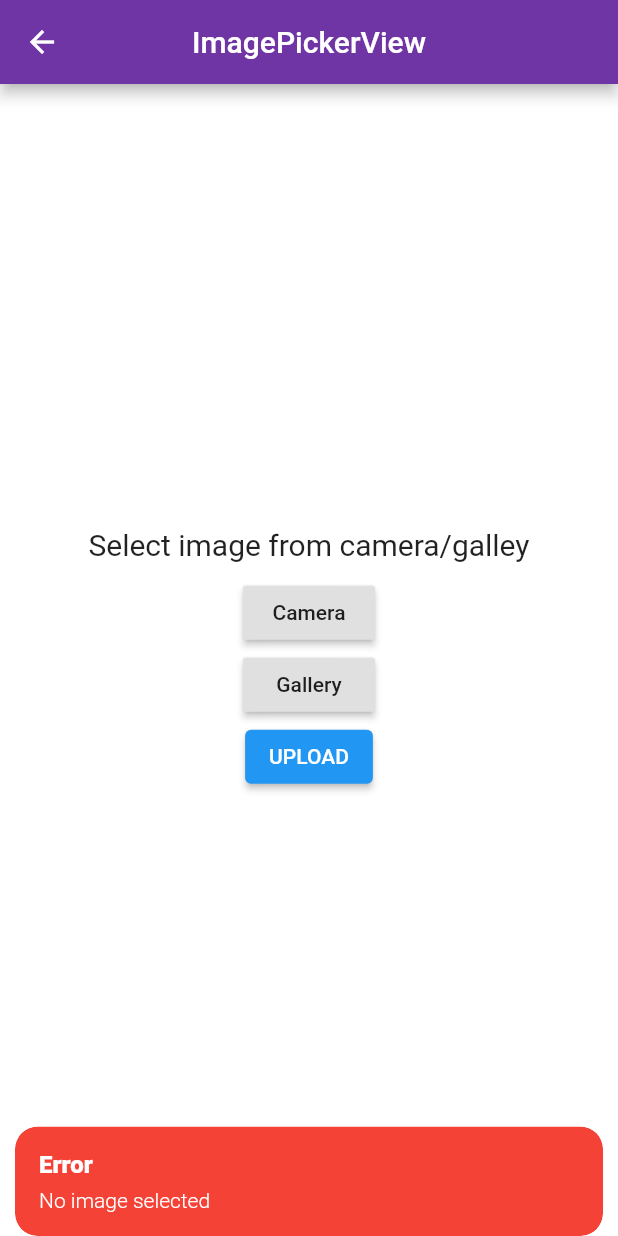
After one commit to farhan1202/flutter-design, a Flutter app: the ImagePickerView screen opened by its route, after a tap on "Camera", on a phone screen of 412 x 824 dp. The commit adds this screen. Run offline on Flutter 3.47's test engine with Material 2 defaults, Android fonts, the phone set to English and light mode, and no system bars; our stand-ins replace get, get_storage, image_picker; accounts and stored records are empty.

Commit message:
add upload image and push to database

```diff
--- a/lib/app/data/providers/authProvider.dart
+++ b/lib/app/data/providers/authProvider.dart
@@ -1,5 +1,8 @@
+import 'dart:io';
+
 import 'package:app_design/app/data/models/Candidate.dart';
 import 'package:get/get.dart';
+import 'package:path/path.dart';
 
 class AuthController extends GetConnect {
   final url = "http://192.168.100.134/pemilu/api/";
@@ -36,4 +39,19 @@ class AuthController extends GetConnect {
 
     return candidate;
   }
+
+  Future<Response> uploadImage(File file) async {
+    try {
+      final form = FormData(
+          {'image': MultipartFile(file, filename: basename(file.path))});
+      final response = await post(url + "addImage.php", form);
+      if (response.status.hasError) {
+        return Future.error(response.body);
+      } else {
+        return response;
+      }
+    } catch (e) {
+      return Future.error(e.toString());
+    }
+  }
 }
--- /dev/null
+++ b/lib/app/modules/home/imagePicker/bindings/image_picker_binding.dart
@@ -0,0 +1,12 @@
+import 'package:get/get.dart';
+
+import '../controllers/image_picker_controller.dart';
+
+class ImagePickerBinding extends Bindings {
+  @override
+  void dependencies() {
+    Get.lazyPut<ImagePickerController>(
+      () => ImagePickerController(),
+    );
+  }
+}
--- /dev/null
+++ b/lib/app/modules/home/imagePicker/controllers/image_picker_controller.dart
@@ -0,0 +1,65 @@
+import 'dart:io';
+
+import 'package:app_design/app/data/providers/authProvider.dart';
+import 'package:flutter/material.dart';
+import 'package:get/get.dart';
+import 'package:image_picker/image_picker.dart';
+import 'package:path/path.dart';
+
+class ImagePickerController extends GetxController {
+  //TODO: Implement ImagePickerController
+
+  var selectImagePath = ''.obs;
+  var name = ''.obs;
+  var selectImageSize = ''.obs;
+
+  void getImage(ImageSource imageSource) async {
+    final pickedFile = await ImagePicker().getImage(source: imageSource);
+    if (pickedFile != null) {
+      selectImagePath.value = pickedFile.path;
+      name.value = basename(pickedFile.path);
+      selectImageSize.value =
+          ((File(selectImagePath.value)).lengthSync() / 1024 / 1024)
+                  .toStringAsFixed(2) +
+              " Mb";
+    } else {
+      Get.snackbar('Error', 'No image selected',
+          snackPosition: SnackPosition.BOTTOM,
+          backgroundColor: Colors.red,
+          colorText: Colors.white);
+    }
+  }
+
+  void upload() {
+    var myFile = File(selectImagePath.value);
+    uploadImage(myFile);
+  }
+
+  void uploadImage(File file) {
+    // Get.dialog(
+    //   Center(
+    //     child: CircularProgressIndicator(),
+    //   ),
+    //   barrierDismissible: false,
+    // );
+    AuthController().uploadImage(file).then((value) {
+      if (value.body['STATUS'] == '200') {
+        Get.snackbar('Success', value.body['MESSAGE'],
+            snackPosition: SnackPosition.BOTTOM,
+            backgroundColor: Colors.green,
+            colorText: Colors.white);
+      } else {
+        Get.snackbar('Error', 'File upload failed1',
+            snackPosition: SnackPosition.BOTTOM,
+            backgroundColor: Colors.blue,
+            colorText: Colors.white);
+      }
+    }, onError: (e) {
+      Get.back();
+      Get.snackbar('Error', 'File upload failed2',
+          snackPosition: SnackPosition.BOTTOM,
+          backgroundColor: Colors.red,
+          colorText: Colors.white);
+    });
+  }
+}
--- /dev/null
+++ b/lib/app/modules/home/imagePicker/views/image_picker_view.dart
@@ -0,0 +1,68 @@
+import 'dart:io';
+
+import 'package:flutter/material.dart';
+
+import 'package:get/get.dart';
+import 'package:image_picker/image_picker.dart';
+
+import '../controllers/image_picker_controller.dart';
+
+class ImagePickerView extends GetView<ImagePickerController> {
+  @override
+  Widget build(BuildContext context) {
+    return Scaffold(
+      appBar: AppBar(
+        title: Text('ImagePickerView'),
+        centerTitle: true,
+      ),
+      body: Center(
+          child: Padding(
+        padding: EdgeInsets.all(15),
+        child: SingleChildScrollView(
+          child: Column(
+            crossAxisAlignment: CrossAxisAlignment.center,
+            children: [
+              Obx(
+                () => controller.selectImagePath.value == ''
+                    ? Text(
+                        'Select image from camera/galley',
+                        style: TextStyle(fontSize: 20),
+                      )
+                    : Image.file(
+                        File(controller.selectImagePath.value),
+                        width: double.infinity,
+                        height: 300,
+                      ),
+              ),
+              Obx(
+                () => controller.name.value == ''
+                    ? SizedBox()
+                    : Text(
+                        controller.name.value,
+                        style: TextStyle(fontSize: 20),
+                      ),
+              ),
+              SizedBox(
+                height: 10,
+              ),
+              RaisedButton(
+                onPressed: () {
+                  controller.getImage(ImageSource.camera);
+                },
+                child: Text("Camera"),
+              ),
+              RaisedButton(
+                onPressed: () {
+                  controller.getImage(ImageSource.gallery);
+                },
+                child: Text("Gallery"),
+              ),
+              ElevatedButton(
+                  onPressed: () => controller.upload(), child: Text("UPLOAD"))
+            ],
+          ),
+        ),
+      )),
+    );
+  }
+}
--- a/lib/app/routes/app_pages.dart
+++ b/lib/app/routes/app_pages.dart
@@ -1,5 +1,7 @@
 import 'package:get/get.dart';
 
+import '../modules/home/imagePicker/bindings/image_picker_binding.dart';
+import '../modules/home/imagePicker/views/image_picker_view.dart';
 import '../modules/home/listUser/bindings/list_user_binding.dart';
 import '../modules/home/listUser/views/list_user_view.dart';
 import '../modules/home/mainPage/bindings/main_page_binding.dart';
@@ -41,5 +43,10 @@ class AppPages {
       binding: ListUserBinding(),
       transition: Transition.rightToLeft,
     ),
+    GetPage(
+      name: _Paths.IMAGE_PICKER,
+      page: () => ImagePickerView(),
+      binding: ImagePickerBinding(),
+    ),
   ];
 }
--- a/lib/app/routes/app_routes.dart
+++ b/lib/app/routes/app_routes.dart
@@ -7,6 +7,7 @@ abstract class Routes {
   static const MAIN_PAGE = _Paths.MAIN_PAGE;
   static const REGISTER_PAGE = _Paths.REGISTER_PAGE;
   static const LIST_USER = _Paths.LIST_USER;
+  static const IMAGE_PICKER = _Paths.IMAGE_PICKER;
 }
 
 abstract class _Paths {
@@ -15,4 +16,5 @@ abstract class _Paths {
   static const MAIN_PAGE = '/main-page';
   static const REGISTER_PAGE = '/register-page';
   static const LIST_USER = '/list-user';
+  static const IMAGE_PICKER = '/image-picker';
 }
```
Also changed, not shown: lib/app/modules/home/mainPage/views/main_page_view.dart (+8 -3 lines), pubspec.yaml (+4 -4 lines), pubspec.lock.
